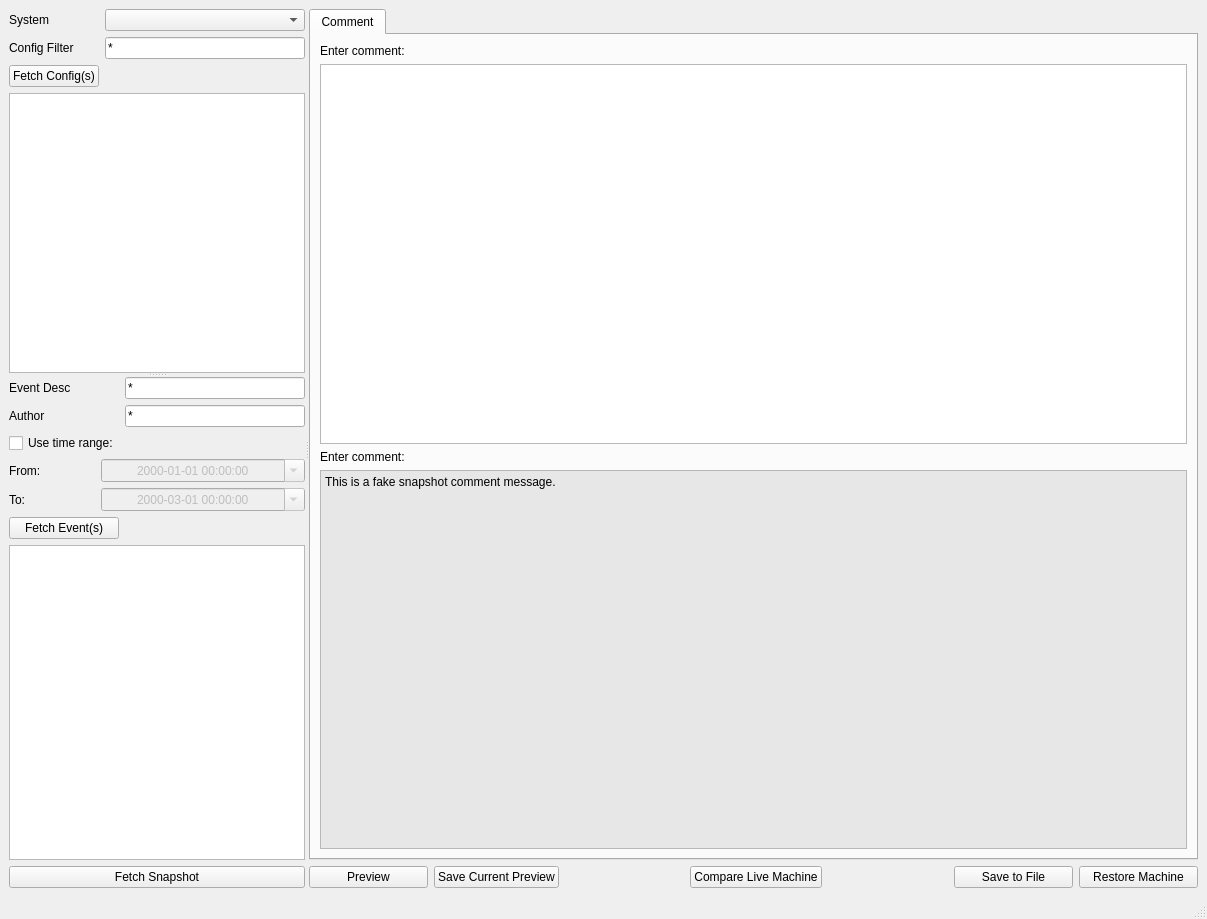
Before: the Qt Designer form python/masarclient/ui/ui_masar.ui in epics-base/masarService, drawn with Qt 5.
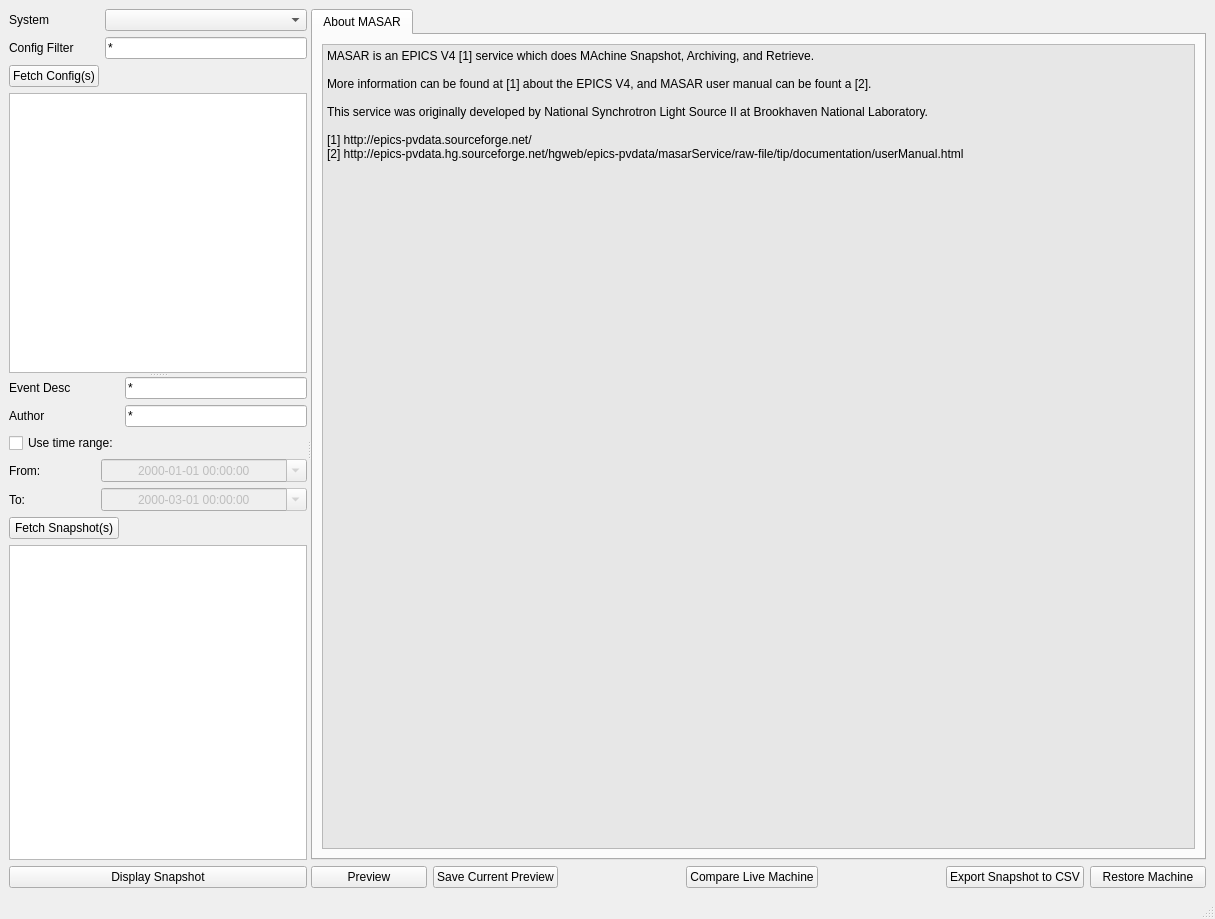
After: the same form once the commit is applied.

Patch:
```diff
--- a/python/masarclient/ui/ui_masar.ui
+++ b/python/masarclient/ui/ui_masar.ui
@@ -6,7 +6,7 @@
    <rect>
     <x>0</x>
     <y>0</y>
-    <width>1207</width>
+    <width>1215</width>
     <height>919</height>
    </rect>
   </property>
@@ -133,7 +133,7 @@
            <item row="5" column="0" colspan="3">
             <widget class="QPushButton" name="fetchEventButton">
              <property name="text">
-              <string>Fetch Event(s)</string>
+              <string>Fetch Snapshot(s)</string>
              </property>
             </widget>
            </item>
@@ -214,7 +214,7 @@
            <item>
             <widget class="QPushButton" name="fetchSnapshotButton">
              <property name="text">
-              <string>Fetch Snapshot</string>
+              <string>Display Snapshot</string>
              </property>
             </widget>
            </item>
@@ -244,26 +244,9 @@
           </property>
           <widget class="QWidget" name="commentTab">
            <attribute name="title">
-            <string>Comment</string>
+            <string>About MASAR</string>
            </attribute>
            <layout class="QVBoxLayout" name="commentTabWindowLayout">
-            <item>
-             <widget class="QLabel" name="commentInputLabel">
-              <property name="text">
-               <string>Enter comment:</string>
-              </property>
-             </widget>
-            </item>
-            <item>
-             <widget class="QPlainTextEdit" name="commentInputTextEdit"/>
-            </item>
-            <item>
-             <widget class="QLabel" name="currentCommentLabel">
-              <property name="text">
-               <string>Enter comment:</string>
-              </property>
-             </widget>
-            </item>
             <item>
              <widget class="QPlainTextEdit" name="currentCommentText">
               <property name="palette">
@@ -310,7 +293,14 @@
                <bool>true</bool>
               </property>
               <property name="plainText">
-               <string>This is a fake snapshot comment message.</string>
+               <string>MASAR is an EPICS V4 [1] service which does MAchine Snapshot, Archiving, and Retrieve. 
+
+More information can be found at [1] about the EPICS V4, and MASAR user manual can be fount a [2].
+
+This service was originally developed by National Synchrotron Light Source II at Brookhaven National Laboratory.
+
+[1] http://epics-pvdata.sourceforge.net/
+[2] http://epics-pvdata.hg.sourceforge.net/hgweb/epics-pvdata/masarService/raw-file/tip/documentation/userManual.html</string>
               </property>
               <property name="backgroundVisible">
                <bool>false</bool>
@@ -361,7 +351,7 @@
           <item>
            <widget class="QPushButton" name="saveDataFileButton">
             <property name="text">
-             <string>Save to File</string>
+             <string>Export Snapshot to CSV</string>
             </property>
            </widget>
           </item>
```
Left out of the diff: 12 changed lines with no effect on the pictures.
